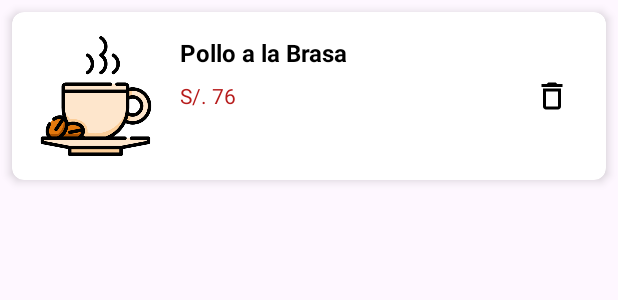
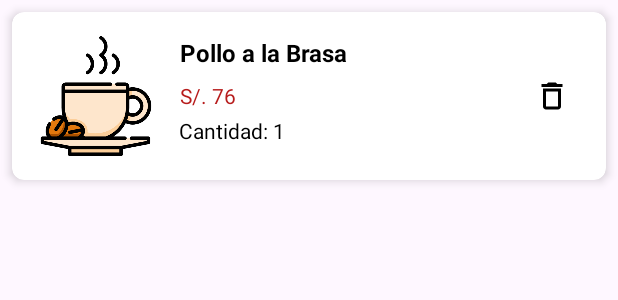
Before and after one commit to nDamt/ElPollonMovil, an Android app: the layout item_cart_product.xml on its own in the app's theme, with its tools: preview values and no code run, on a phone screen of 412 x 824 dp. Shown: the top 300 px of the screen. Run offline under Robolectric (Android 15) with nearby library versions, the phone set to English and light mode, and no system bars.

Commit message:
Se agrego la vista de cantidad de productos iguales y se refleja, el total se mostrará según las cantidades. y eliminar un producto, se reducirá la cantidad o se quitará del todo si llega a 0.

```diff
--- a/app/src/main/java/com/example/examenfinal/CartAdapter.kt
+++ b/app/src/main/java/com/example/examenfinal/CartAdapter.kt
@@ -25,6 +25,7 @@ class CartAdapter(
         holder.productName.text = product.name
         holder.productPrice.text = "S/${String.format("%.2f", product.price)}"
         holder.productImage.setImageResource(product.imageResource)
+        holder.productQuantity.text = "Cantidad: ${product.quantity}"
         holder.deleteButton.setOnClickListener {
             onDeleteClick(product)
         }
@@ -38,5 +39,6 @@ class CartAdapter(
         val productName: TextView = itemView.findViewById(R.id.producto_name)
         val productPrice: TextView = itemView.findViewById(R.id.product_price)
         val deleteButton: ImageButton = itemView.findViewById(R.id.delete_product_button)
+        val productQuantity: TextView = itemView.findViewById(R.id.product_quantity)
     }
 }
--- a/app/src/main/java/com/example/examenfinal/Product.kt
+++ b/app/src/main/java/com/example/examenfinal/Product.kt
@@ -4,5 +4,6 @@ data class Product(
     var name: String = "",
     var price: Double = 0.0,
     var imageResource: Int = 0,
-    var category: String = ""
+    var category: String = "",
+    var quantity: Int = 1  // 👈 agregado
 )
--- a/app/src/main/res/layout/item_cart_product.xml
+++ b/app/src/main/res/layout/item_cart_product.xml
@@ -44,6 +44,19 @@
             android:textSize="14sp"
             android:textColor="#B71C1C" />
 
+
+        <TextView
+            android:id="@+id/product_quantity"
+            android:layout_width="wrap_content"
+            android:layout_height="wrap_content"
+            android:layout_below="@id/product_price"
+            android:layout_marginStart="15dp"
+            android:layout_marginTop="4dp"
+            android:layout_toEndOf="@id/producto_image"
+            android:text="Cantidad: 1"
+            android:textColor="#000000"
+            android:textSize="14sp" />
+
         <ImageButton
             android:id="@+id/delete_product_button"
             android:layout_width="40dp"
```
Also changed, not shown: app/src/main/java/com/example/examenfinal/Cart.kt (+16 -2 lines), app/src/main/java/com/example/examenfinal/CartActivity.kt (+8 -4 lines).
